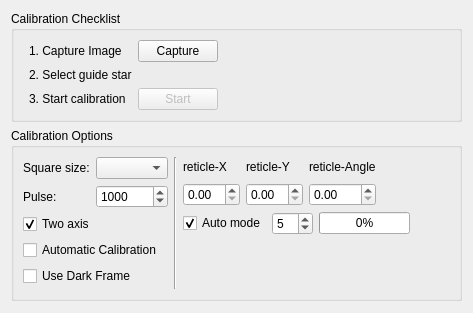
Qt form kstars/ekos/guide/rcalibration.ui (KDE/kstars) before a commit.
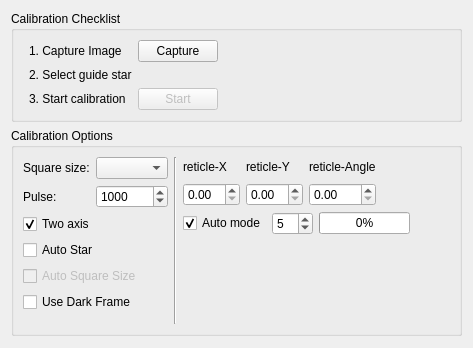
The same form after that commit. Custom widgets are drawn as their Qt base class.

Commit message: Refactoring guide and calibration classes a bit and add new DBUS calls. Square size is now saved on exist and automatic square size is added as option

Patch:
```diff
--- a/kstars/ekos/guide/rcalibration.ui
+++ b/kstars/ekos/guide/rcalibration.ui
@@ -6,8 +6,8 @@
    <rect>
     <x>0</x>
     <y>0</y>
-    <width>453</width>
-    <height>313</height>
+    <width>469</width>
+    <height>348</height>
    </rect>
   </property>
   <property name="minimumSize">
@@ -195,13 +195,26 @@
              <string>Automatically select the calibration star</string>
             </property>
             <property name="text">
-             <string>Automatic Calibration</string>
+             <string>Auto Star</string>
             </property>
             <property name="checked">
              <bool>false</bool>
             </property>
            </widget>
           </item>
+          <item>
+           <widget class="QCheckBox" name="autoSquareSizeCheck">
+            <property name="enabled">
+             <bool>false</bool>
+            </property>
+            <property name="toolTip">
+             <string>Automatically select the square size based on the selected star width.</string>
+            </property>
+            <property name="text">
+             <string>Auto Square Size</string>
+            </property>
+           </widget>
+          </item>
           <item>
            <widget class="QCheckBox" name="darkFrameCheck">
             <property name="text">
```
Left out of the diff: 4 changed lines with no effect on the pictures. The commit also changes 8 other files.
